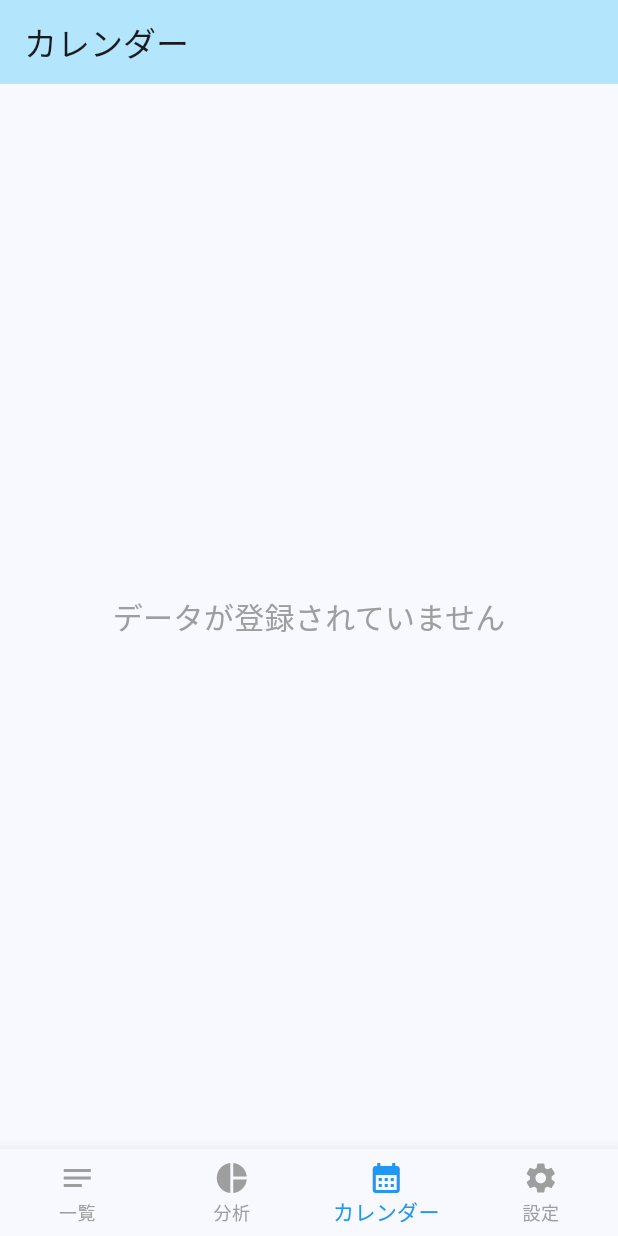
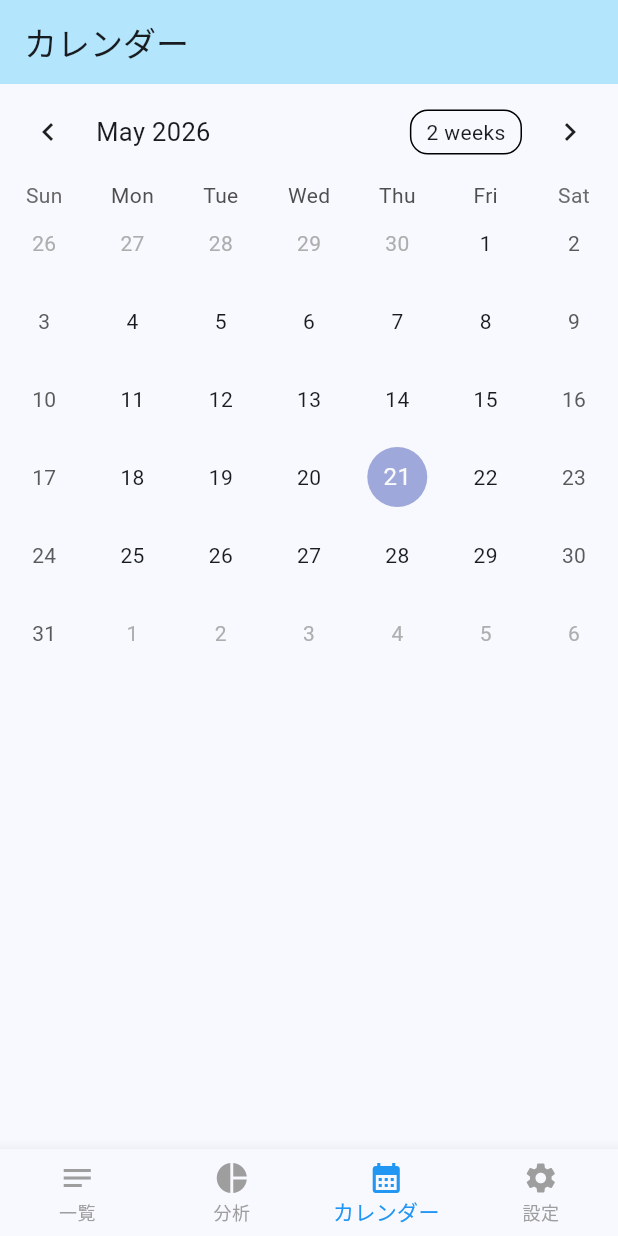
Before and after one commit to 2930taiga/anime_manager, a Flutter app: the screen it shows after launch, item 3 of the bottom bar chosen, on a phone screen of 412 x 824 dp. Run offline on Flutter 3.47's test engine with Material 3 defaults, Android fonts, the phone set to English and light mode, and no system bars; drawn by our look-alikes of table_calendar; our stand-ins replace flutter_riverpod, isar; accounts and stored records are empty; generated files the repository leaves out were written again.

Commit message:
ちょっと興味があったので，カレンダーを追加してみた．

```diff
--- a/lib/pages/main_navigation_pages/calendar.dart
+++ b/lib/pages/main_navigation_pages/calendar.dart
@@ -1,4 +1,6 @@
 import 'package:flutter/material.dart'; // これがないとWidgetが使えない
+
+import 'package:table_calendar/table_calendar.dart';
 
 class CalendarPage extends StatelessWidget {
   const CalendarPage({super.key});
@@ -10,15 +12,11 @@ class CalendarPage extends StatelessWidget {
         title: Text("カレンダー"),
         backgroundColor: Colors.lightBlue[100],
       ),
-      body: Center(
-        child: Text(
-          "データが登録されていません",
-          style: TextStyle(
-            fontSize: 20,
-            color: Colors.grey
-          ),
-        ),
-      ),
+      body: TableCalendar(
+        focusedDay: DateTime.now(),
+        firstDay: DateTime.utc(1990,1,1),
+        lastDay: DateTime.utc(2100,12,31)
+      )
     );
   }
 }
--- a/pubspec.yaml
+++ b/pubspec.yaml
@@ -38,9 +38,7 @@ dependencies:
   isar_flutter_libs: ^3.1.0 # Flutter用ライブラリ
   path_provider: ^2.1.0 # 保存場所特定用
 
-  # isar: ^3.1.0+1
-  # isar_flutter_libs: ^3.1.0+1
-  # path_provider: ^2.0.15
+  table_calendar: ^3.2.0 #カレンダー
 
   #-----------------------------------------------------------
 
```
Also changed, not shown: pubspec.lock.
